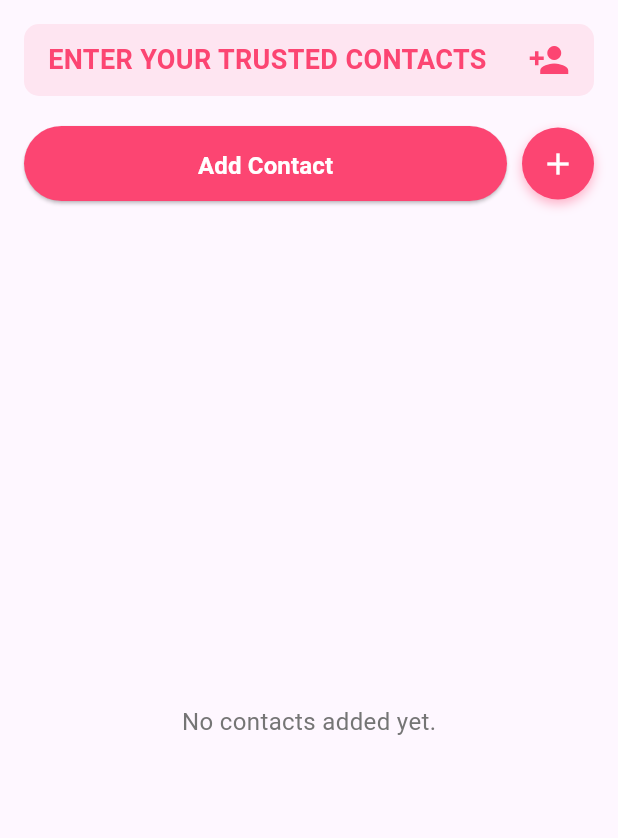
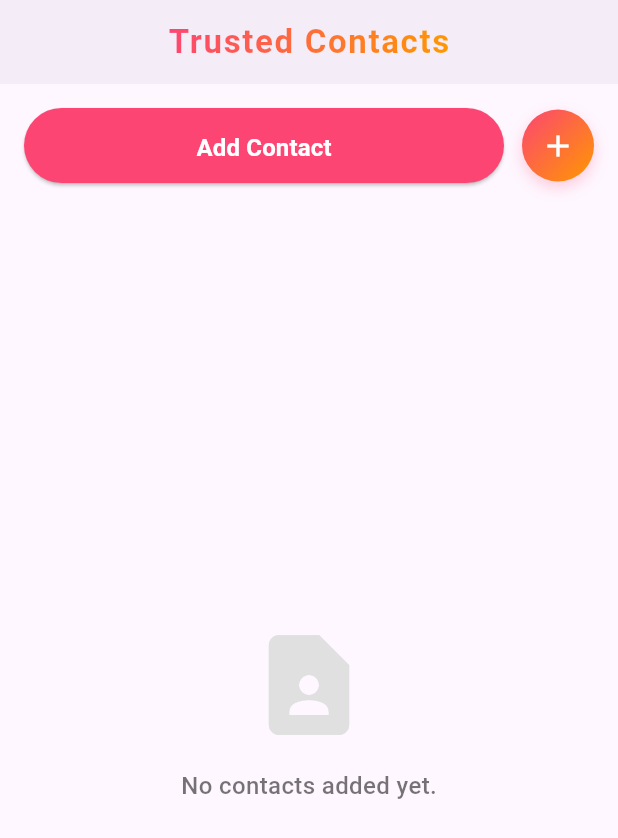
Before and after one commit to ashishexee/women-safety-application, a Flutter app: the AddContacts screen opened directly, on a phone screen of 412 x 824 dp. Shown: the top 838 px of the screen. Run offline on Flutter 3.47's test engine with Material 3 defaults, Android fonts, the phone set to English and light mode, and no system bars; our stand-ins replace carousel_slider, cloud_firestore, firebase_auth, firebase_core, firebase_storage, flutter_contacts and 11 more; missing offline and left inert: background_sms, flutter_background_service, shake, telephony; accounts and stored records are empty.

Commit message:
Add trusted contacts

```diff
--- a/lib/child/bottom_pages.dart/add_contacts.dart
+++ b/lib/child/bottom_pages.dart/add_contacts.dart
@@ -45,36 +45,33 @@ class _AddContactsState extends State<AddContacts> {
   Widget build(BuildContext context) {
     return SafeArea(
       child: Scaffold(
+        appBar: AppBar(
+          elevation: 2,
+          centerTitle: true,
+          backgroundColor: Colors.transparent,
+          title: ShaderMask(
+            shaderCallback:
+                (bounds) => LinearGradient(
+                  colors: [themecolor, Colors.orange],
+                  begin: Alignment.topLeft,
+                  end: Alignment.bottomRight,
+                ).createShader(bounds),
+            blendMode: BlendMode.srcIn,
+            child: const Text(
+              'Trusted Contacts',
+              style: TextStyle(
+                fontWeight: FontWeight.bold,
+                fontSize: 22,
+                letterSpacing: 1.1,
+              ),
+            ),
+          ),
+        ),
         body: Padding(
           padding: const EdgeInsets.all(16.0),
           child: Column(
             crossAxisAlignment: CrossAxisAlignment.stretch,
             children: [
-              Container(
-                padding: const EdgeInsets.symmetric(
-                  vertical: 10,
-                  horizontal: 16,
-                ),
-                decoration: BoxDecoration(
-                  color: themecolor.withOpacity(0.1),
-                  borderRadius: BorderRadius.circular(10),
-                ),
-                child: Row(
-                  mainAxisAlignment: MainAxisAlignment.spaceBetween,
-                  children: [
-                    Text(
-                      'ENTER YOUR TRUSTED CONTACTS',
-                      style: TextStyle(
-                        fontSize: 18,
-                        fontWeight: FontWeight.bold,
-                        color: themecolor,
-                      ),
-                    ),
-                    Icon(Icons.person_add, color: themecolor, size: 28),
-                  ],
-                ),
-              ),
-              const SizedBox(height: 20),
               Row(
                 mainAxisAlignment: MainAxisAlignment.spaceBetween,
                 children: [
@@ -88,22 +85,25 @@ class _AddContactsState extends State<AddContacts> {
                           ),
                         );
                         if (result == true) {
-                          // Ensure database is updated and UI refreshes
                           await showList();
                         }
                       },
                     ),
                   ),
-                  const SizedBox(width: 10),
+                  const SizedBox(width: 12),
                   Container(
                     decoration: BoxDecoration(
-                      color: themecolor,
+                      gradient: LinearGradient(
+                        colors: [themecolor, Colors.orange],
+                        begin: Alignment.topLeft,
+                        end: Alignment.bottomRight,
+                      ),
                       shape: BoxShape.circle,
                       boxShadow: [
                         BoxShadow(
-                          color: themecolor.withOpacity(0.4),
-                          blurRadius: 6,
-                          offset: const Offset(0, 3),
+                          color: themecolor.withOpacity(0.25),
+                          blurRadius: 8,
+                          offset: const Offset(0, 4),
                         ),
                       ],
                     ),
@@ -116,7 +116,6 @@ class _AddContactsState extends State<AddContacts> {
                           ),
                         );
                         if (result == true) {
-                          // Ensure database is updated and UI refreshes
                           await showList();
                         }
                       },
@@ -124,17 +123,29 @@ class _AddContactsState extends State<AddContacts> {
                   ),
                 ],
               ),
-              const SizedBox(height: 20),
+              const SizedBox(height: 22),
               Expanded(
                 child:
                     count == 0
                         ? Center(
-                          child: Text(
+                          child: Column(
+                            mainAxisAlignment: MainAxisAlignment.center,
+                            children: [
+                              Icon(
+                                Icons.contact_page,
+                                size: 80,
+                                color: Colors.grey[300],
+                              ),
+                              const SizedBox(height: 16),
+                              const Text(
                                 'No contacts added yet.',
                                 style: TextStyle(
                                   fontSize: 16,
-                              color: Colors.grey[600],
+                                  color: Colors.black54,
+                                  fontWeight: FontWeight.w500,
                                 ),
+                              ),
+                            ],
                           ),
                         )
                         : ListView.builder(
@@ -144,54 +155,65 @@ class _AddContactsState extends State<AddContacts> {
                               elevation: 4,
                               margin: const EdgeInsets.symmetric(
                                 vertical: 8,
-                                horizontal: 4,
+                                horizontal: 2,
                               ),
                               shape: RoundedRectangleBorder(
-                                borderRadius: BorderRadius.circular(10),
+                                borderRadius: BorderRadius.circular(14),
                               ),
                               child: ListTile(
                                 leading: CircleAvatar(
                                   backgroundColor: themecolor,
+                                  radius: 25,
                                   child: Text(
                                     contactsList[index].name[0].toUpperCase(),
-                                    style: const TextStyle(color: Colors.white),
+                                    style: const TextStyle(
+                                      color: Colors.white,
+                                      fontWeight: FontWeight.bold,
+                                      fontSize: 20,
+                                    ),
                                   ),
                                 ),
                                 title: Text(
                                   contactsList[index].name,
                                   style: const TextStyle(
                                     fontWeight: FontWeight.bold,
+                                    fontSize: 17,
+                                    color: Colors.black87,
                                   ),
                                 ),
-                                subtitle: Text(
+                                subtitle: Padding(
+                                  padding: const EdgeInsets.only(top: 2.0),
+                                  child: Text(
                                     contactsList[index].number,
-                                  style: TextStyle(color: Colors.grey[700]),
+                                    style: TextStyle(
+                                      color: Colors.grey[700],
+                                      fontWeight: FontWeight.w500,
+                                      fontSize: 15,
+                                    ),
+                                  ),
                                 ),
                                 trailing: Row(
                                   mainAxisSize: MainAxisSize.min,
                                   children: [
                                     IconButton(
-                                      icon: const Icon(
+                                      icon: Icon(
                                         Icons.call,
-                                        color: themecolor,
+                                        color: Colors.green[700],
                                       ),
                                       onPressed: () {
-                                        // Add call functionality here
                                         final phoneNumber =
                                             contactsList[index].number;
-                                        // Use a package like url_launcher to make the call
                                         launchUrl(
                                           Uri.parse('tel:$phoneNumber'),
                                         );
                                       },
                                     ),
                                     IconButton(
-                                      icon: const Icon(
+                                      icon: Icon(
                                         Icons.delete,
-                                        color: themecolor,
+                                        color: Colors.red[400],
                                       ),
                                       onPressed: () {
-                                        // Add delete functionality here
                                         deletecontacts(contactsList, index);
                                       },
                                     ),
@@ -212,7 +234,6 @@ class _AddContactsState extends State<AddContacts> {
   void deletecontacts(List<TContact> contactList, int index) async {
     int id = contactList[index].id;
     await _databasehelper.deletecontacts(id);
-    // Remove the contact with a fade-out animation
     setState(() {
       contactsList.removeAt(index);
       count = contactsList.length;
@@ -227,9 +248,7 @@ class _AddContactsState extends State<AddContacts> {
       fontSize: 16.0,
     );
 
-    // Delay to allow the animation to complete before refreshing the list
     await Future.delayed(const Duration(milliseconds: 300));
-
     List<TContact> newcontactsList = await _databasehelper.getContactList();
     setState(() {
       contactsList = newcontactsList;
```
Lines whose indentation alone changed are shown as unchanged.
